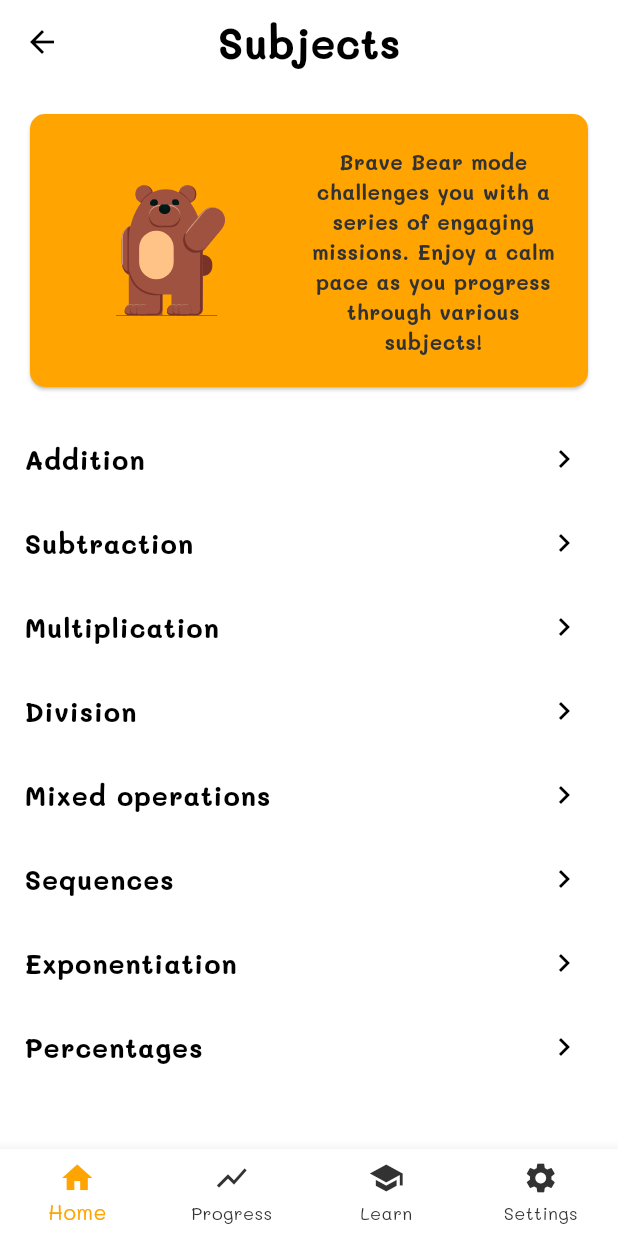
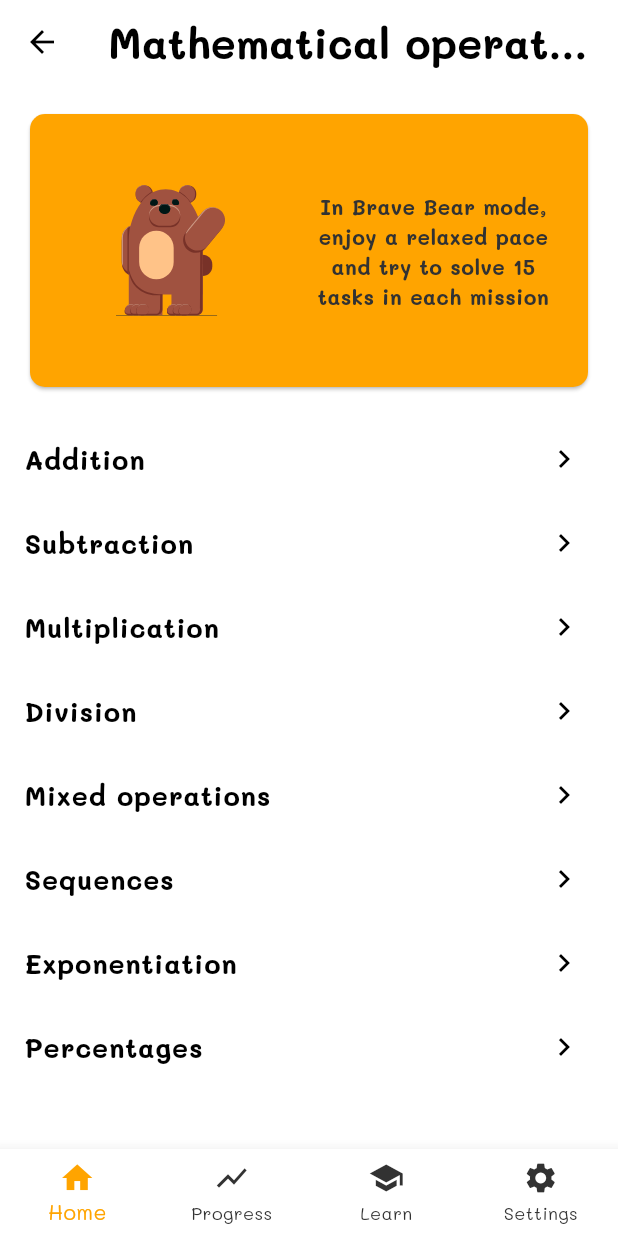
Before and after one commit to OtoJauja/MatMat-app, a Flutter app: the screen it shows once a user with an empty profile is signed in, after a tap on "Start", on a phone screen of 412 x 824 dp. Run offline on Flutter 3.47's test engine with Material 3 defaults, Android fonts, the phone set to English and light mode, and no system bars; our stand-ins replace auto_size_text, cloud_firestore, easy_localization, firebase_auth, firebase_core, lottie and 2 more; missing offline and left inert: hexagon; accounts and stored records are empty.

Commit message:
mazas mainas

```diff
--- a/assets/i18n/en.json
+++ b/assets/i18n/en.json
@@ -169,11 +169,13 @@
   },
   "progress": {
     "title": "Progress",
+    "bear_title": "15 correct operations during each mission",
+    "bee_title": "At least 15 correct actions in each mission within the time limit",
     "calm_bear": "Brave Bear",
     "fast_bee": "Buzzy Bee"
   },
   "subjects_screen": {
-    "title": "Subjects"
+    "title": "Mathematical operations"
   },
   "mission": {
     "no_missions": "No missions available for this subject.",
@@ -181,8 +183,8 @@
     "highest": "Highest: "
   },
   "subject_view":{
-    "brave_bear_description": "Brave Bear mode challenges you with a series of engaging missions. Enjoy a calm pace as you progress through various subjects!",
-    "buzzy_bee_description": "Buzzy Bee mode challenges you with a series of fast paced and engaging missions! Only correct answers are counted!",
+    "brave_bear_description": "In Brave Bear mode, enjoy a relaxed pace and try to solve 15 tasks in each mission",
+    "buzzy_bee_description": "In Buzzy Bee mode, follow the time limit and try to solve at least 15 actions in each mission",
     "Addition": "Addition",
     "Subtraction": "Subtraction",
     "Multiplication": "Multiplication",
--- a/lib/Game views/Calm Bear/calm_bear_game_addition.dart
+++ b/lib/Game views/Calm Bear/calm_bear_game_addition.dart
@@ -20,7 +20,7 @@ class CalmBearGameAddition extends StatefulWidget {
     required this.mode,
     required this.missionIndex,
   });
-
+  //missiom
   static const List<String> missionModes = [
     "add_1_digit",
     "add_1_digit_and_2_digit",
@@ -501,6 +501,7 @@ class _CalmBearGameState extends State<CalmBearGameAddition> {
                     SizedBox(
                       width: 150,
                       child: TextField(
+                        style: const TextStyle(fontWeight: FontWeight.bold, fontSize: 20),
                         focusNode: _focusNode,
                         cursorColor: const Color(0xffffa400),
                         textAlign: TextAlign.center,
@@ -542,7 +543,7 @@ class _CalmBearGameState extends State<CalmBearGameAddition> {
                   style: const TextStyle(
                     color: Color(0xffffa400),
                     fontWeight: FontWeight.bold,
-                    fontSize: 38,
+                    fontSize: 48,
                   ),
                 ),
         ),
--- a/lib/Views/home_view.dart
+++ b/lib/Views/home_view.dart
@@ -21,8 +21,8 @@ class HomeView extends StatelessWidget {
       ModeCard(
         animation: Lottie.asset(
           'assets/animations/lacis1.json',
-          height: 150,
-          width: 150,
+          height: 230,
+          width: 230,
           fit: BoxFit.fill,
         ),
         title: tr('home.calm_bear'),
@@ -35,12 +35,11 @@ class HomeView extends StatelessWidget {
           );
         },
       ),
-      const SizedBox(height: 25),
       ModeCard(
         animation: Lottie.asset(
           'assets/animations/B1.json',
-          height: 150,
-          width: 150,
+          height: 230,
+          width: 230,
           fit: BoxFit.fill,
         ),
         title: tr('home.fast_bee'),
--- a/lib/Views/mission_view_fast.dart
+++ b/lib/Views/mission_view_fast.dart
@@ -1,8 +1,10 @@
+import 'package:auto_size_text/auto_size_text.dart';
 import 'package:flutter/material.dart';
 import 'package:hexagon/hexagon.dart';
 import 'package:provider/provider.dart'; // Import provider package
 import 'package:firebase_auth/firebase_auth.dart';
 import 'package:easy_localization/easy_localization.dart';
+
 
 import '../Game views/Fast Bee/fast_bee_game_addition.dart'; // Addition game
 import '../Game views/Fast Bee/fast_bee_game_subtraction.dart'; // Subtraction game
@@ -154,11 +156,11 @@ class _MissionViewFastState extends State<MissionViewFast> {
                           fontWeight: FontWeight.bold,
                         ),
                       ),
-                      Text(
+                      AutoSizeText(
                         "${tr("mission.highest")} ${mission.correctAnswers}",
                         style: const TextStyle(
                           color: Color.fromARGB(255, 50, 50, 50),
-                          fontSize: 18,
+                          fontSize: 14,
                         ),
                       ),
                     ],
--- a/lib/Views/progress_view.dart
+++ b/lib/Views/progress_view.dart
@@ -151,11 +151,13 @@ class _ProgressViewState extends State<ProgressView> {
                 children: [
                   _buildRoseChart(
                     tr('progress.calm_bear'),
+                    tr('progress.bear_title'),
                     buildChartDataCalm(missionsProviderCalm),
                     chartSize,
                   ),
                   _buildRoseChart(
                     tr('progress.fast_bee'),
+                    tr('progress.bee_title'),
                     buildChartDataFast(missionsProviderFast),
                     chartSize,
                   ),
@@ -169,11 +171,13 @@ class _ProgressViewState extends State<ProgressView> {
                   children: [
                     _buildRoseChart(
                       tr('progress.calm_bear'),
+                      tr('progress.bear_title'),
                       buildChartDataCalm(missionsProviderCalm),
                       chartSize,
                     ),
                     _buildRoseChart(
                       tr('progress.fast_bee'),
+                      tr('progress.bee_title'),
                       buildChartDataFast(missionsProviderFast),
                       chartSize,
                     ),
@@ -185,7 +189,7 @@ class _ProgressViewState extends State<ProgressView> {
   }
 
   /// Builds a rose chart donut using DoughnutSeries and pointRadiusMapper
-  Widget _buildRoseChart(String title, List<ChartData> data, double size) {
+  Widget _buildRoseChart(String title, String subtitle, List<ChartData> data, double size) {
   double maxVal = data.map((d) => d.value).fold(0, math.max);
   if (maxVal == 0) maxVal = 1; // Avoid division by zero
 
@@ -200,6 +204,9 @@ class _ProgressViewState extends State<ProgressView> {
         title,
         style: const TextStyle(fontSize: 22, fontWeight: FontWeight.bold),
       ),
+      const SizedBox(height: 10),
+      Text(subtitle,
+        style: const TextStyle(fontSize: 14), textAlign: TextAlign.center),
       const SizedBox(height: 10),
       Padding(
         padding: const EdgeInsets.all(8.0),
@@ -233,7 +240,7 @@ class _ProgressViewState extends State<ProgressView> {
                         type: ConnectorType.curve,
                         length: '20%',
                       ),
-                      textStyle: TextStyle(fontSize: 12),
+                      textStyle: TextStyle(fontSize: 12, fontWeight: FontWeight.bold),
                     ),
                   ),
                 ],
@@ -269,7 +276,7 @@ Widget _buildSymbolOverlay(List<ChartData> data, double size, String innerRadius
               top: offset.dy - 10,
               child: Text(
                 data[i].subject,
-                style: const TextStyle(fontSize: 12),
+                style: const TextStyle(fontSize: 12, fontWeight: FontWeight.bold,)
               ),
             );
           }),
```
Also changed, not shown: assets/i18n/lv.json (+7 -5 lines).
